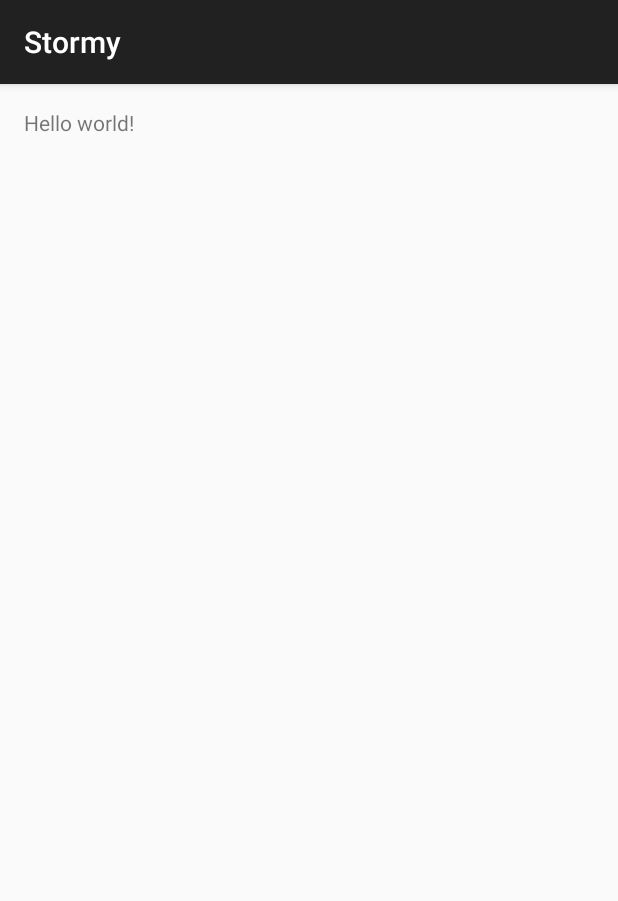
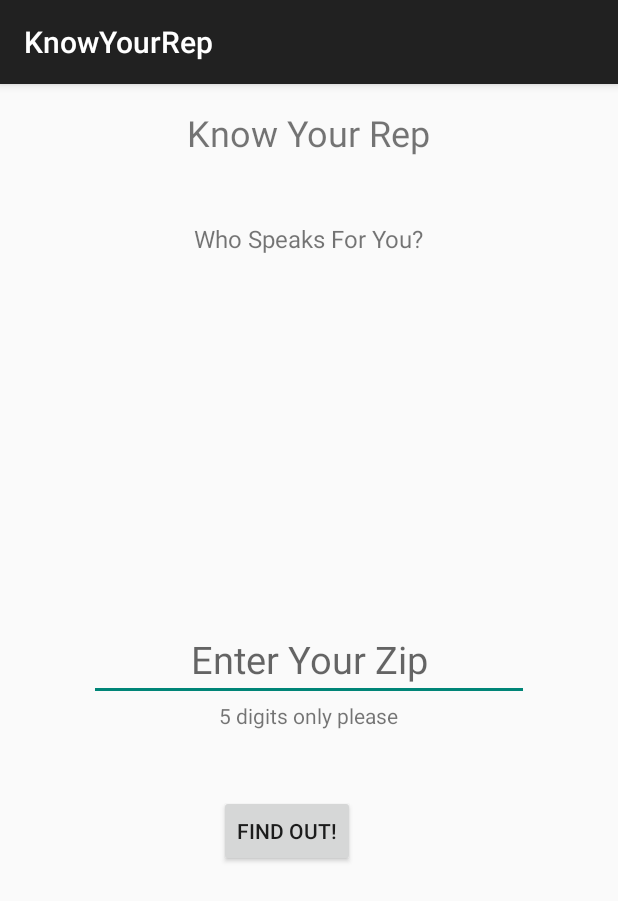
Before and after one commit to PerrySetGo/Android-KnowYourRep, an Android app: the screen it shows after launch (MainActivity), on a phone screen of 412 x 824 dp. Shown: the top 901 px of the screen. Run offline under Robolectric (Android 15) with nearby library versions, the phone set to English and light mode, and no system bars; our stand-ins replace ButterKnife; libraries missing offline, so code that uses them is left out: com.squareup.okhttp.

Commit message:
implement functionality to retrieve json array and log first names of representatives to console

```diff
--- a/app/src/main/java/com/example/guest/knowyourrep/MainActivity.java
+++ b/app/src/main/java/com/example/guest/knowyourrep/MainActivity.java
@@ -1,24 +1,123 @@
 package com.example.guest.knowyourrep;
 
 import android.content.Context;
+import android.content.Intent;
 import android.net.ConnectivityManager;
 import android.net.NetworkInfo;
 import android.support.v7.app.AppCompatActivity;
 import android.os.Bundle;
-import android.view.Menu;
-import android.view.MenuItem;
+import android.util.Log;
+import android.view.View;
+import android.widget.Button;
+import android.widget.EditText;
+import android.widget.Toast;
+
+import com.squareup.okhttp.Call;
+import com.squareup.okhttp.Callback;
+import com.squareup.okhttp.OkHttpClient;
+import com.squareup.okhttp.Request;
+import com.squareup.okhttp.Response;
+
+import org.json.JSONArray;
+import org.json.JSONException;
+import org.json.JSONObject;
+
+import java.io.IOException;
+
+import butterknife.Bind;
+import butterknife.ButterKnife;
 
 public class MainActivity extends AppCompatActivity {
+
+    public static final String TAG = MainActivity.class.getSimpleName();
+
+    private CurrentRep  mCurrentRep;
+
+    //need field labels here
+    @Bind(R.id.zipCodeInput) EditText mZipCodeInput;
+    @Bind(R.id.submitButton) Button mSubmitButton;
 
     @Override
     protected void onCreate(Bundle savedInstanceState) {
         super.onCreate(savedInstanceState);
         setContentView(R.layout.activity_main);
+
+        ButterKnife.bind(this);
+
+        mSubmitButton.setOnClickListener(new View.OnClickListener() {
+            @Override
+            public void onClick(View v) {
+                    getRepInfo(mZipCodeInput.getText().toString());
+
+                }
+        });
     }
+    private void getRepInfo(String zipCode) {
+        String apiKey = "e762abad088b4ec68a011f7d0c26975a";
+        String apiUrl = "http://congress.api.sunlightfoundation.com/legislators/locate?zip=" + zipCode + "&apikey=" + apiKey;
 
+        if(isNetworkAvailable()) {
 
+            OkHttpClient client = new OkHttpClient();
+            Request request = new Request.Builder()
+                    .url(apiUrl)
+                    .build();
 
+            Call call = client.newCall(request);
+            call.enqueue(new Callback() {
+                @Override
+                public void onFailure(Request request, IOException e) {
+                    alertUserAboutError();
+                }
 
+                @Override
+                public void onResponse(Response response) throws IOException {
+                    try {
+                        String jsonData = response.body().string();
+
+                        Log.v(TAG, jsonData);
+                        if (response.isSuccessful()) {
+                            //if response is successful get representative data
+                            mCurrentRep = getCurrentDetails(jsonData);
+                            Log.d(TAG, mCurrentRep + "");
+
+                        } else {
+                            alertUserAboutError();
+                        }
+                    } catch (IOException e) {
+                        Log.e(TAG, "Exception caught: ", e);
+                    } catch (JSONException e) {
+                        Log.e(TAG, "Exception caught: ", e);
+                    }
+                }
+
+            });
+        } else {
+            Toast.makeText(this, R.string.network_unavailable_toast, Toast.LENGTH_LONG).show();
+
+        }
+    }
+    private CurrentRep getCurrentDetails(String jsonData) throws JSONException {
+        //change responsibility for handling exception to whover calls getCurrentDetails
+
+        JSONObject legislators = new JSONObject(jsonData); //get all data
+        JSONArray results = legislators.getJSONArray("results"); //name of subgroup
+
+        for(int n = 0; n < results.length(); n++)
+        {
+            JSONObject rep = results.getJSONObject(n);
+            Log.d(TAG, rep.getString("first_name"));
+        }
+
+        CurrentRep currentRep = new CurrentRep();
+//        currentRep.setFirstName(results[0].getString("first_name"));
+//        currentRep.setLastName(results.getString("last_name"));
+//        currentRep.setParty(results.getString("party"));
+
+        //Log.d(TAG,currentWeather.getFormattedTime());
+
+        return currentRep;
+    }
 
     private boolean isNetworkAvailable() {
 
--- a/app/src/main/res/layout/activity_main.xml
+++ b/app/src/main/res/layout/activity_main.xml
@@ -9,8 +9,54 @@
                 tools:context=".MainActivity">
 
     <TextView
-        android:text="@string/hello_world"
         android:layout_width="wrap_content"
-        android:layout_height="wrap_content"/>
+        android:layout_height="wrap_content"
+        android:text="Know Your Rep"
+        android:id="@+id/mainAppLabel"
+        android:layout_alignParentTop="true"
+        android:layout_centerHorizontal="true"
+        android:textSize="24sp"/>
+
+    <TextView
+        android:layout_width="wrap_content"
+        android:layout_height="wrap_content"
+        android:text="@string/subheadlineText"
+        android:id="@+id/subheadlineLabel"
+        android:layout_below="@+id/mainAppLabel"
+        android:layout_centerHorizontal="true"
+        android:layout_marginTop="43dp"
+        android:textSize="16sp"/>
+
+    <EditText
+        android:layout_width="wrap_content"
+        android:layout_height="wrap_content"
+        android:inputType="number"
+        android:ems="10"
+        android:ellipsize="start"
+        android:gravity="center_horizontal"
+        android:id="@+id/zipCodeInput"
+        android:maxLength="5"
+        android:layout_centerVertical="true"
+        android:layout_centerHorizontal="true"
+        android:hint="Enter Your Zip"
+        android:textSize="25sp"/>
+
+    <TextView
+        android:layout_width="wrap_content"
+        android:layout_height="wrap_content"
+        android:text="@string/zipcodeLength"
+        android:id="@+id/zipcodeLabel"
+        android:layout_below="@+id/zipCodeInput"
+        android:layout_centerHorizontal="true"/>
+
+    <Button
+        android:layout_width="wrap_content"
+        android:layout_height="wrap_content"
+        android:text="Find Out!"
+        android:id="@+id/submitButton"
+        android:layout_below="@+id/zipcodeLabel"
+        android:layout_alignLeft="@+id/zipcodeLabel"
+        android:layout_alignStart="@+id/zipcodeLabel"
+        android:layout_marginTop="43dp"/>
 
 </RelativeLayout>
--- a/app/src/main/res/values/strings.xml
+++ b/app/src/main/res/values/strings.xml
@@ -1,10 +1,13 @@
 <resources>
-    <string name="app_name">Stormy</string>
-
-    <string name="hello_world">Hello world!</string>
+    <string name="app_name">KnowYourRep</string>
     <string name="action_settings">Settings</string>
     <string name="error_title">Oops! Sorry</string>
     <string name="error_message">There was an error. Please try again.</string>
     <string name="error_ok_button">OK</string>
-    <string name="network_unavailable_toast">Network is unavailable</string>
+    <string name="network_unavailable_toast">Network is unavailable. Are you sure you\'re connected?</string>
+    <string name="subheadlineText">Who Speaks For You?</string>
+    <string name="zipcodeLength">5 digits only please</string>
+    <string name="title_activity_show_rep_acitivity">Know Your Rep!</string>
+
+    <string name="hello_world">Hello world!</string>
 </resources>
```
Also changed, not shown: app/src/main/AndroidManifest.xml (+9 -1 lines), app/src/main/java/com/example/guest/knowyourrep/CurrentRep.java (added, +34 -0 lines), app/src/main/java/com/example/guest/knowyourrep/Rep.java (deleted, +0 -79 lines), app/src/main/java/com/example/guest/knowyourrep/ShowRepActivity.java (added, +21 -0 lines), app/src/main/res/layout/show_rep_activity.xml (added, +11 -0 lines), app/src/main/res/menu/menu_show_rep_acitivity.xml (added, +9 -0 lines), 1 other file.
